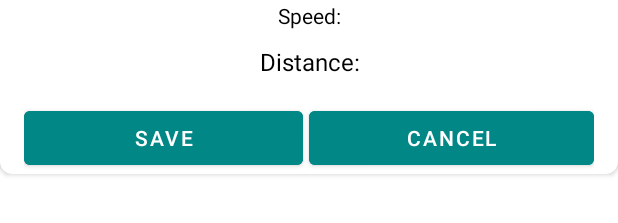
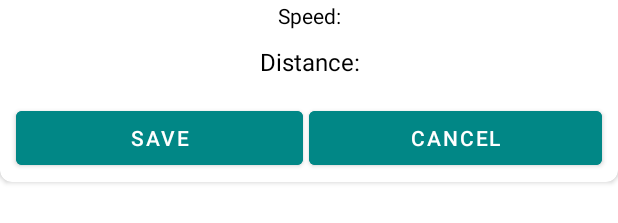
Before and after one commit to demosss/GpsTrackerCurse, an Android app: the layout save_dialog.xml on its own in the app's theme, with its tools: preview values and no code run, on a phone screen of 412 x 824 dp. Shown: the part 132-355 px from the top of the screen. Run offline under Robolectric (Android 15) with nearby library versions, the phone set to English and light mode, and no system bars; Roboto replaces fonts that are not available here.

Commit message:
lesson_32

```diff
--- a/app/src/main/java/com/spbdemosss/gpstrackercurse/fragments/MainFragment.kt
+++ b/app/src/main/java/com/spbdemosss/gpstrackercurse/fragments/MainFragment.kt
@@ -132,6 +132,11 @@ class MainFragment : Fragment() {
             startLocService()
         } else {
             timer?.cancel()
+            DialogManager.showSaveDialog(requireContext(), object : DialogManager.Listener{
+                override fun onClick() {
+                    showToast("Track saved!!!")
+                }
+            })
             activity?.stopService(Intent(activity, LocationService::class.java))
             binding.fStartStop.setImageResource(R.drawable.ic_play)
 
--- a/app/src/main/res/layout/save_dialog.xml
+++ b/app/src/main/res/layout/save_dialog.xml
@@ -62,9 +62,10 @@
         <LinearLayout
             android:layout_width="0dp"
             android:layout_height="wrap_content"
-            android:layout_marginStart="16dp"
+            android:layout_marginStart="5dp"
             android:layout_marginTop="16dp"
-            android:layout_marginEnd="16dp"
+            android:layout_marginEnd="5dp"
+            android:layout_marginBottom="5dp"
             android:orientation="horizontal"
             app:layout_constraintBottom_toBottomOf="parent"
             app:layout_constraintEnd_toEndOf="parent"
@@ -76,6 +77,7 @@
                 android:id="@+id/bSave"
                 android:layout_width="wrap_content"
                 android:layout_height="wrap_content"
+                android:layout_marginStart="5dp"
                 android:layout_marginEnd="2dp"
                 android:layout_weight="1"
                 android:backgroundTint="@color/teal_700"
@@ -86,6 +88,7 @@
                 android:layout_width="wrap_content"
                 android:layout_height="wrap_content"
                 android:layout_marginStart="2dp"
+                android:layout_marginEnd="5dp"
                 android:layout_weight="1"
                 android:backgroundTint="@color/teal_700"
                 android:text="Cancel" />
```
Also changed, not shown: app/src/main/java/com/spbdemosss/gpstrackercurse/utils/DialogManager.kt (+20 -0 lines).
